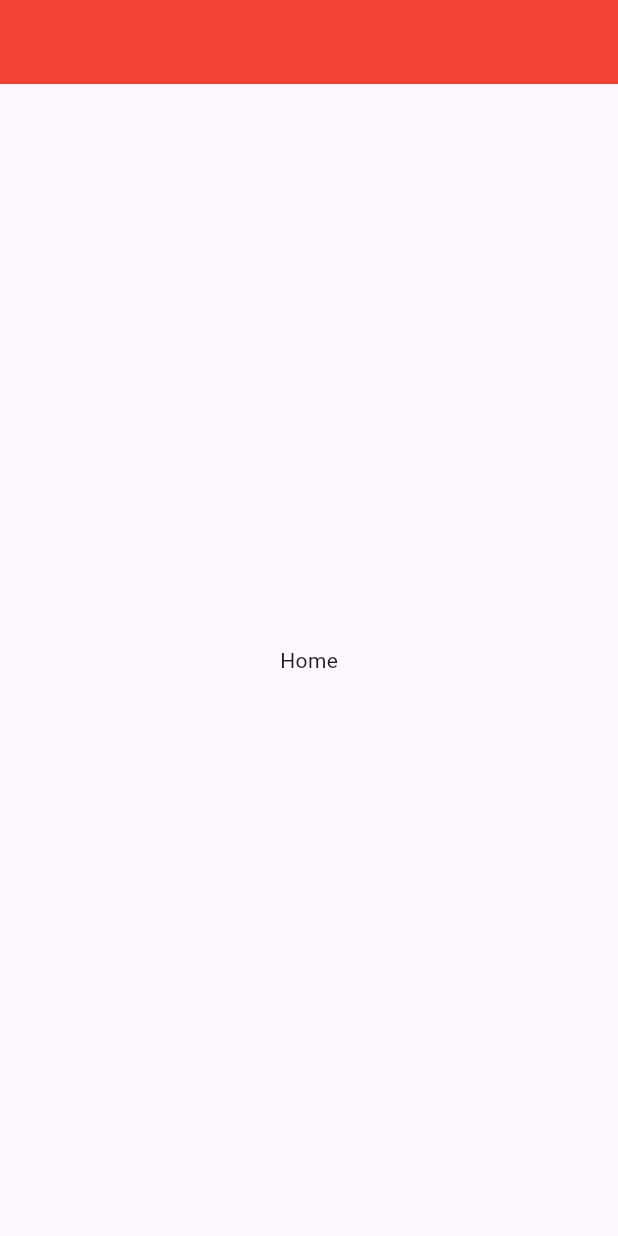
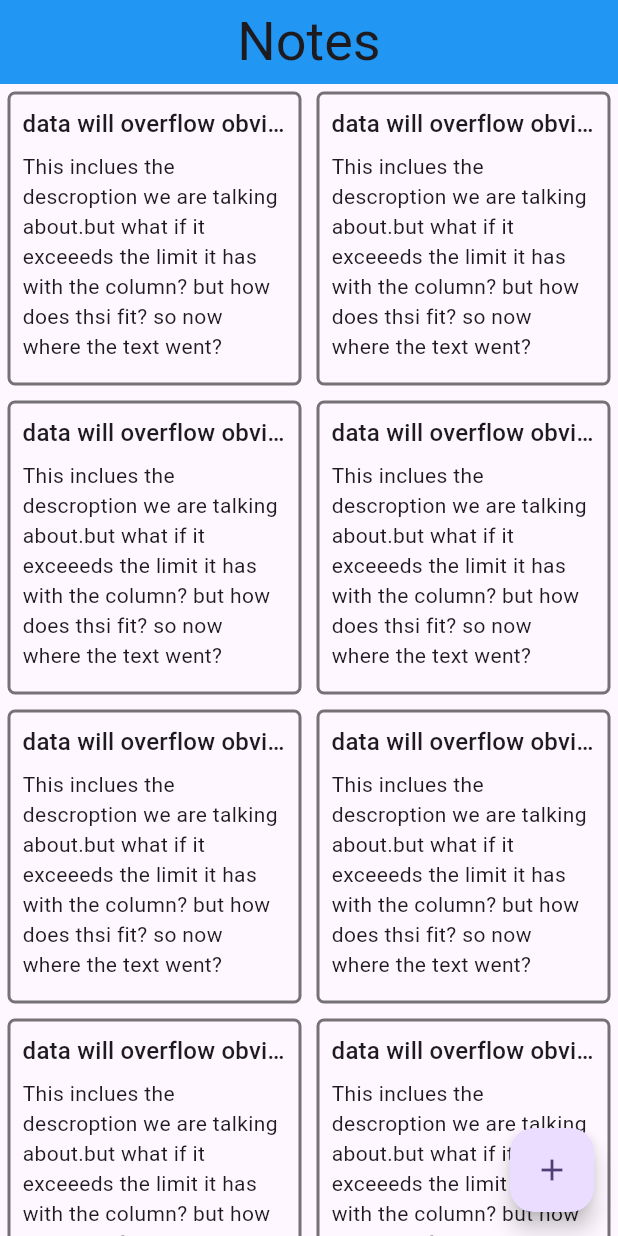
Before and after one commit to saninthottungal/go_router_test2, a Flutter app: the screen it shows after launch, on a phone screen of 412 x 824 dp. Run offline on Flutter 3.47's test engine with Material 3 defaults, Android fonts, the phone set to English and light mode, and no system bars.

Commit message:
rough UI of home completed

```diff
--- a/lib/main.dart
+++ b/lib/main.dart
@@ -17,7 +17,7 @@ class MyApp extends StatelessWidget {
       theme: ThemeData(
         colorScheme: ColorScheme.fromSeed(seedColor: Colors.deepPurple),
         appBarTheme: const AppBarTheme(
-          color: Colors.red,
+          color: Colors.blue,
           centerTitle: true,
           titleTextStyle: TextStyle(color: Colors.white),
         ),
--- a/lib/pages/home/home_page.dart
+++ b/lib/pages/home/home_page.dart
@@ -5,10 +5,58 @@ class HomePage extends StatelessWidget {
 
   @override
   Widget build(BuildContext context) {
+    final textTheme = Theme.of(context).textTheme;
     return Scaffold(
-      appBar: AppBar(),
-      body: const Center(
-        child: Text("Home"),
+      appBar: AppBar(
+        title: Text(
+          "Notes",
+          style: textTheme.displaySmall,
+        ),
+      ),
+      body: GridView.builder(
+        gridDelegate:
+            const SliverGridDelegateWithFixedCrossAxisCount(crossAxisCount: 2),
+        itemCount: 10,
+        itemBuilder: (context, index) {
+          return Container(
+            margin: const EdgeInsets.all(5),
+            padding: const EdgeInsets.all(8),
+            decoration: BoxDecoration(
+              borderRadius: BorderRadius.circular(5),
+              border: const Border.fromBorderSide(
+                BorderSide(
+                  color: Colors.black54,
+                  width: 2,
+                ),
+              ),
+            ),
+            height: 50,
+            width: 50,
+            child: Column(
+              children: [
+                SizedBox(
+                  height: 30,
+                  width: double.infinity,
+                  child: Text(
+                    "data will overflow obviously",
+                    overflow: TextOverflow.ellipsis,
+                    style: textTheme.titleMedium,
+                  ),
+                ),
+                const Expanded(
+                  child: Text(
+                    "This inclues the descroption we are talking about.but what if it exceeeds the limit it has with the column? but how does thsi fit? so now where the text went?",
+                    overflow: TextOverflow.fade,
+                  ),
+                )
+              ],
+            ),
+          );
+        },
+      ),
+      floatingActionButton: FloatingActionButton(
+        onPressed: () {},
+        child: const Icon(Icons.add),
       ),
     );
   }
```
